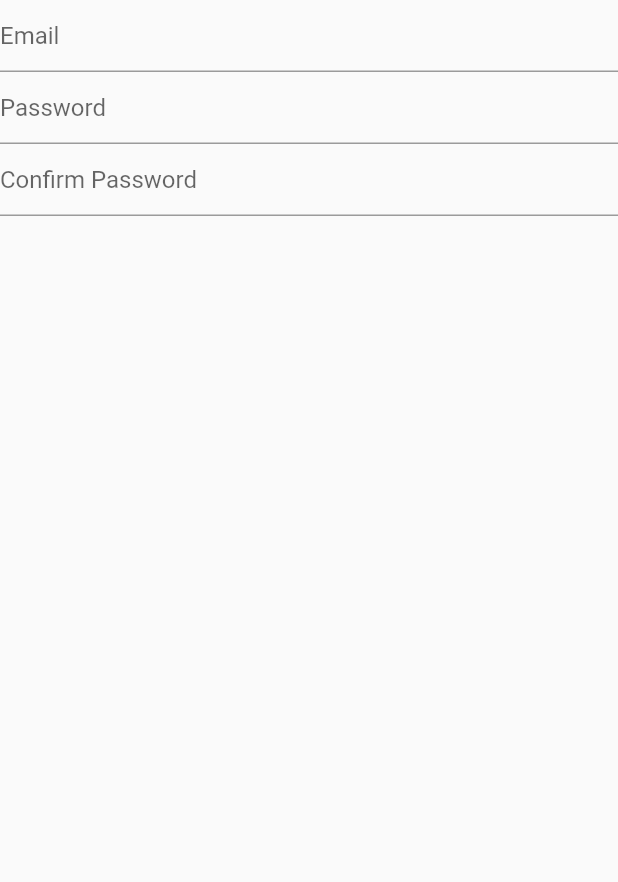
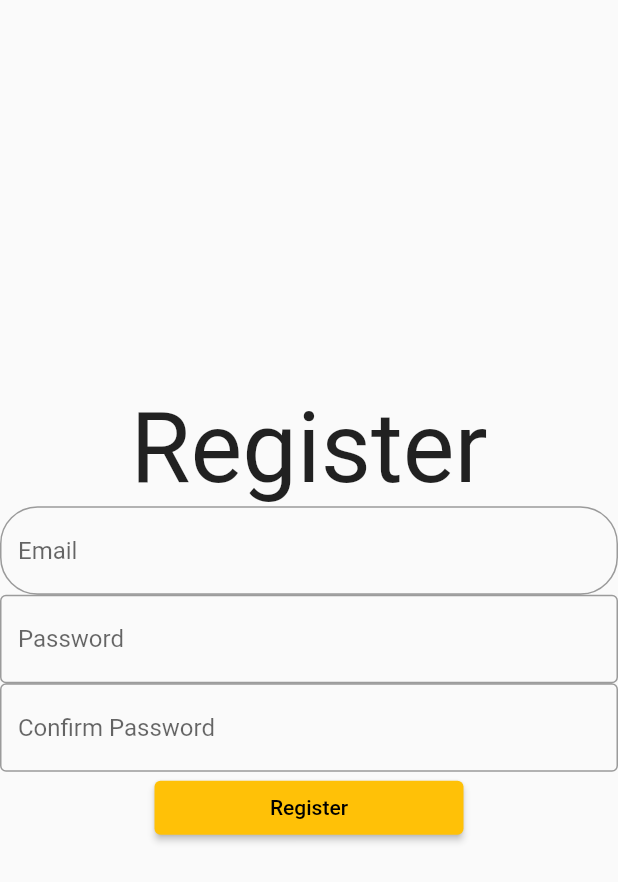
Before and after one commit to SKTDeveloper99/calorie_app_danika, a Flutter app: the RegisterForm widget shown alone on an empty page, opened directly, on a phone screen of 412 x 824 dp. Shown: the top 882 px of the screen. Run offline on Flutter 3.47's test engine with Material 2 defaults, Android fonts, the phone set to English and light mode, and no system bars; our stand-ins replace camera, firebase_auth, firebase_core, firebase_database, firebase_messaging, firebase_storage and 4 more; missing offline and left inert: tflite_flutter; accounts and stored records are empty; network calls fail.

Commit message:
bug fixes and register

```diff
--- a/lib/authentication/register.dart
+++ b/lib/authentication/register.dart
@@ -1,4 +1,5 @@
 import 'package:flutter/material.dart';
+import "package:calorie_app_danika/size_config.dart";
 
 class RegisterScreen extends StatefulWidget {
   const RegisterScreen({super.key});
@@ -13,8 +14,16 @@ class _RegisterScreenState extends State<RegisterScreen> {
     return Scaffold(
       appBar: AppBar(
         elevation: 0,
+        backgroundColor: Colors.transparent,
       ),
-      body: Column(),
+      body: Column(
+        children: [
+          Padding(
+            padding: const EdgeInsets.all(8.0),
+            child: RegisterForm(),
+          )
+        ],
+      ),
     );
   }
 }
@@ -38,9 +47,17 @@ class _RegisterFormState extends State<RegisterForm> {
     return Form(
         key: _formKey,
         child: Column(
+          mainAxisAlignment: MainAxisAlignment.center,
           children: [
+            Text(
+              "Register",
+              style: TextStyle(fontSize: 65),
+            ),
             TextFormField(
-                decoration: InputDecoration(hintText: "Email"),
+                decoration: InputDecoration(
+                    border: OutlineInputBorder(
+                        borderRadius: BorderRadius.circular(25)),
+                    hintText: "Email"),
                 validator: (value) {
                   return null;
                 },
@@ -48,7 +65,8 @@ class _RegisterFormState extends State<RegisterForm> {
                       email = value;
                     })),
             TextFormField(
-                decoration: InputDecoration(hintText: "Password"),
+                decoration: const InputDecoration(
+                    border: OutlineInputBorder(), hintText: "Password"),
                 obscureText: true,
                 validator: (value) {
                   return null;
@@ -57,7 +75,8 @@ class _RegisterFormState extends State<RegisterForm> {
                       password = value;
                     })),
             TextFormField(
-                decoration: InputDecoration(hintText: "Confirm Password"),
+                decoration: InputDecoration(
+                    border: OutlineInputBorder(), hintText: "Confirm Password"),
                 obscureText: true,
                 validator: (value) {
                   return null;
@@ -65,6 +84,10 @@ class _RegisterFormState extends State<RegisterForm> {
                 onChanged: (value) => setState(() {
                       confirm = value;
                     })),
+            SizedBox(
+              width: SizeConfig.blockSizeHorizontal! * 50,
+              child: ElevatedButton(onPressed: () {}, child: Text("Register")),
+            )
           ],
         ));
   }
--- /dev/null
+++ b/lib/routes.dart
@@ -0,0 +1,10 @@
+import 'package:calorie_app_danika/authentication/register.dart';
+import 'package:calorie_app_danika/authentication/auth.dart';
+import 'package:calorie_app_danika/home_page.dart';
+import 'main.dart';
+
+var screenRoutes = {
+  "/": (context) => startScreen(),
+  "/loginScreen": (context) => AuthGate(),
+  "/registerScreen": (context) => RegisterScreen(),
+};
--- /dev/null
+++ b/lib/size_config.dart
@@ -0,0 +1,17 @@
+import 'package:flutter/widgets.dart';
+
+class SizeConfig {
+  static MediaQueryData? _mediaQueryData;
+  static double? screenWidth;
+  static double? screenHeight;
+  static double? blockSizeHorizontal;
+  static double? blockSizeVertical;
+
+  void init(BuildContext context) {
+    _mediaQueryData = MediaQuery.of(context);
+    screenWidth = _mediaQueryData!.size.width;
+    screenHeight = _mediaQueryData!.size.height;
+    blockSizeHorizontal = screenWidth! / 100;
+    blockSizeVertical = screenHeight! / 100;
+  }
+}
```
Also changed, not shown: lib/authentication/auth.dart (+7 -5 lines), lib/main.dart (+58 -2 lines).
